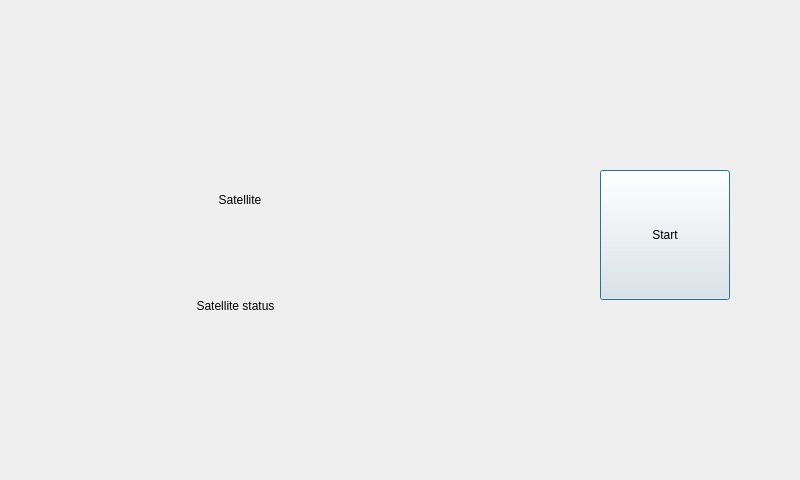
The window that Client/routesavedialog.ui (ArtemD/SpeedFreak) describes before a commit, drawn with Qt 5.
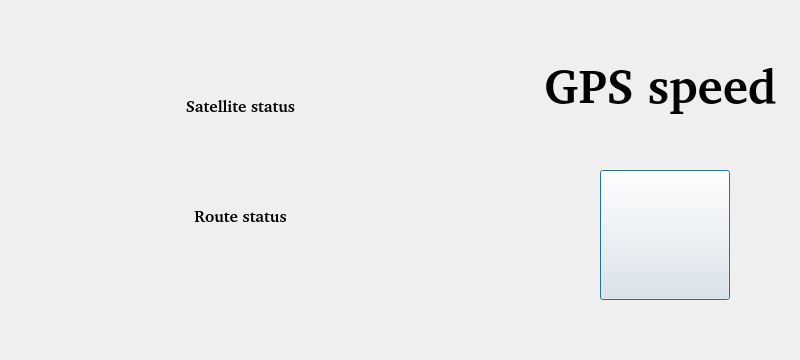
The same window after the commit. Icons and pictures are not drawn.

Commit message: Route save dialog development. Added: gps,icon...

What changed in the file:
```diff
--- a/Client/routesavedialog.ui
+++ b/Client/routesavedialog.ui
@@ -7,9 +7,16 @@
     <x>0</x>
     <y>0</y>
     <width>800</width>
-    <height>480</height>
+    <height>360</height>
    </rect>
   </property>
+  <property name="font">
+   <font>
+    <family>Bitstream Charter</family>
+    <weight>75</weight>
+    <bold>true</bold>
+   </font>
+  </property>
   <property name="windowTitle">
    <string>Dialog</string>
   </property>
@@ -23,20 +30,42 @@
     </rect>
    </property>
    <property name="text">
-    <string>Start</string>
+    <string/>
+   </property>
+   <property name="icon">
+    <iconset resource="graphics.qrc">
+     <normaloff>:/new/prefix1/Graphics/route_play.png</normaloff>:/new/prefix1/Graphics/route_play.png</iconset>
+   </property>
+   <property name="iconSize">
+    <size>
+     <width>125</width>
+     <height>125</height>
+    </size>
+   </property>
+   <property name="autoRepeat">
+    <bool>false</bool>
    </property>
   </widget>
   <widget class="QLabel" name="labelRouteSatellitePicture">
    <property name="geometry">
     <rect>
-     <x>190</x>
-     <y>150</y>
-     <width>100</width>
-     <height>100</height>
+     <x>200</x>
+     <y>60</y>
+     <width>80</width>
+     <height>80</height>
     </rect>
    </property>
+   <property name="autoFillBackground">
+    <bool>true</bool>
+   </property>
    <property name="text">
-    <string>Satellite</string>
+    <string/>
+   </property>
+   <property name="pixmap">
+    <pixmap resource="graphics.qrc">:/new/prefix1/Graphics/satellite_vista.png</pixmap>
+   </property>
+   <property name="scaledContents">
+    <bool>true</bool>
    </property>
    <property name="alignment">
     <set>Qt::AlignCenter</set>
@@ -45,12 +74,17 @@
   <widget class="QLabel" name="labelRouteSatelliteStatus">
    <property name="geometry">
     <rect>
-     <x>110</x>
-     <y>280</y>
-     <width>251</width>
+     <x>90</x>
+     <y>80</y>
+     <width>301</width>
      <height>51</height>
     </rect>
    </property>
+   <property name="font">
+    <font>
+     <pointsize>12</pointsize>
+    </font>
+   </property>
    <property name="text">
     <string>Satellite status</string>
    </property>
@@ -58,6 +92,76 @@
     <set>Qt::AlignCenter</set>
    </property>
   </widget>
+  <widget class="QLabel" name="labelRoutePicture">
+   <property name="geometry">
+    <rect>
+     <x>200</x>
+     <y>170</y>
+     <width>80</width>
+     <height>80</height>
+    </rect>
+   </property>
+   <property name="autoFillBackground">
+    <bool>true</bool>
+   </property>
+   <property name="text">
+    <string/>
+   </property>
+   <property name="pixmap">
+    <pixmap resource="graphics.qrc">:/new/prefix1/Graphics/route.png</pixmap>
+   </property>
+   <property name="scaledContents">
+    <bool>true</bool>
+   </property>
+   <property name="alignment">
+    <set>Qt::AlignCenter</set>
+   </property>
+  </widget>
+  <widget class="QLabel" name="labelRouteStatus">
+   <property name="geometry">
+    <rect>
+     <x>90</x>
+     <y>190</y>
+     <width>301</width>
+     <height>51</height>
+    </rect>
+   </property>
+   <property name="font">
+    <font>
+     <pointsize>12</pointsize>
+    </font>
+   </property>
+   <property name="autoFillBackground">
+    <bool>false</bool>
+   </property>
+   <property name="text">
+    <string>Route status</string>
+   </property>
+   <property name="alignment">
+    <set>Qt::AlignCenter</set>
+   </property>
+  </widget>
+  <widget class="QLabel" name="labelGpsSpeed">
+   <property name="geometry">
+    <rect>
+     <x>540</x>
+     <y>40</y>
+     <width>241</width>
+     <height>91</height>
+    </rect>
+   </property>
+   <property name="font">
+    <font>
+     <pointsize>36</pointsize>
+    </font>
+   </property>
+   <property name="text">
+    <string>GPS speed</string>
+   </property>
+   <property name="alignment">
+    <set>Qt::AlignCenter</set>
+   </property>
+  </widget>
  </widget>
  <resources/>
  <connections/>
```
Left out of the diff: 10 changed lines with no effect on the pictures. The commit also changes 21 other files.
